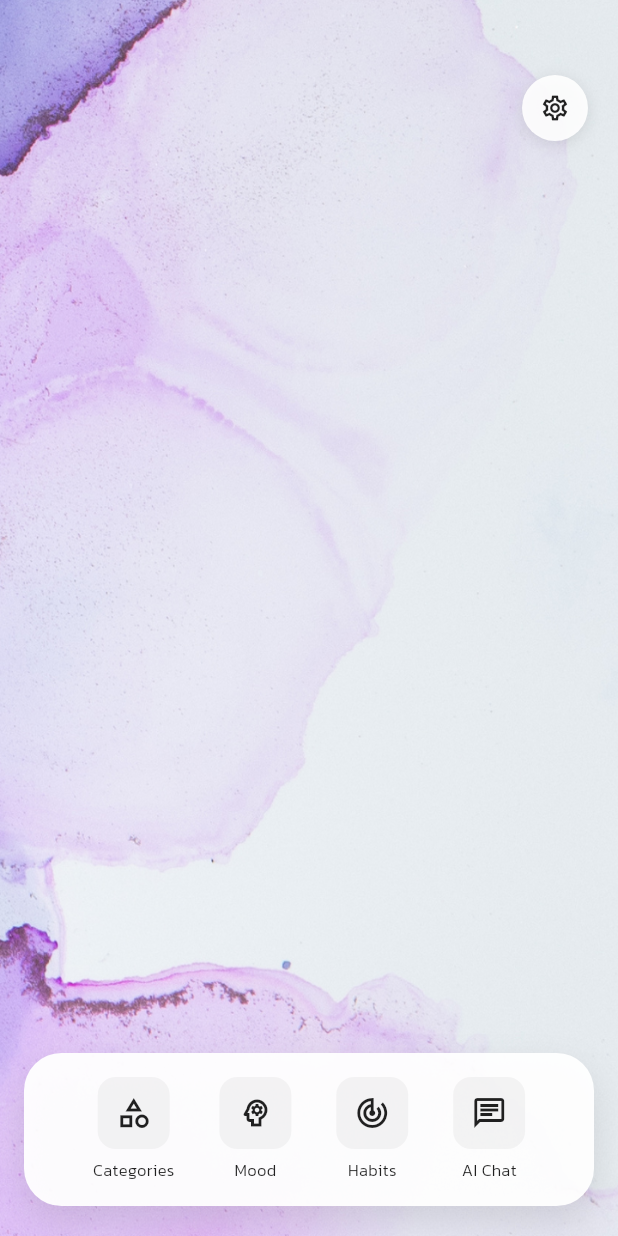
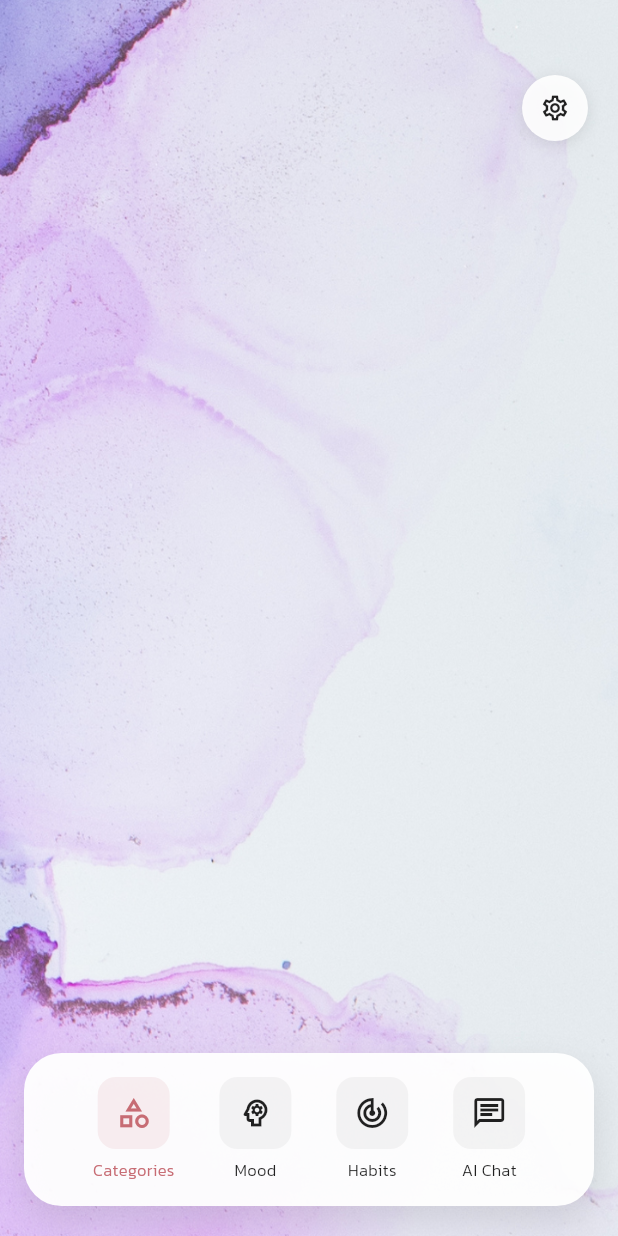
Before and after one commit to dantechu/phraser, a Flutter app: the PhraserViewScreen screen opened by its route, after a tap on the "close" icon, on a phone screen of 412 x 824 dp. Run offline on Flutter 3.47's test engine with Material 3 defaults, Android fonts, the phone set to English and light mode, and no system bars; drawn by our look-alikes of carousel_slider; our stand-ins replace cached_network_image, cloud_firestore, device_info_plus, dio, firebase_analytics, firebase_core and 24 more; missing offline and left inert: colorful_safe_area, flutter_email_sender, in_app_purchase_android, in_app_purchase_storekit, modal_progress_hud_alt, rate_my_app and 1 more; accounts and stored records are empty; generated files the repository leaves out were written again; network calls fail.

Commit message:
Phraser screen updated

```diff
--- a/phraser/lib/screens/phraser_view.dart
+++ b/phraser/lib/screens/phraser_view.dart
@@ -29,12 +29,28 @@ class PhraserViewScreen extends StatefulWidget {
 class _PhraserViewScreenState extends State<PhraserViewScreen> {
   final CarouselController _carouselController = CarouselController();
   final _phraserViewModel = Get.put(PhraserViewModel());
+  String selectedTab = 'Categories';
 
   @override
   void initState() {
     super.initState();
     _phraserViewModel.themePosition = Preferences.instance.textThemePosition;
+    selectedTab = Preferences.instance.selectedNavigationTab;
     AdsHelper.loadAdmobBannerAd();
+
+    // Restore the last selected tab content after the widget is built
+    WidgetsBinding.instance.addPostFrameCallback((_) {
+      _restoreSelectedTabContent();
+    });
+  }
+
+  void _restoreSelectedTabContent() {
+    // This method handles restoring the content based on the selected tab
+    // For now, we just ensure the selected state is properly set
+    // The actual content restoration happens when user navigates
+    setState(() {
+      // Trigger a rebuild to show the correct selected state
+    });
   }
 
   @override
@@ -251,7 +267,10 @@ class _PhraserViewScreenState extends State<PhraserViewScreen> {
     required IconData icon,
     required String label,
     required VoidCallback onTap,
+    bool isSelected = false,
   }) {
+    final bool isSelectedTab = selectedTab == label;
+
     return GestureDetector(
       onTap: onTap,
       child: Column(
@@ -260,22 +279,22 @@ class _PhraserViewScreenState extends State<PhraserViewScreen> {
           Container(
             padding: const EdgeInsets.all(12),
             decoration: BoxDecoration(
-              color: Colors.grey.withOpacity(0.1),
+              color: isSelectedTab ? Theme.of(context).primaryColor.withOpacity(0.1) : Colors.grey.withOpacity(0.1),
               borderRadius: BorderRadius.circular(12),
             ),
             child: Icon(
               icon,
               size: 24,
-              color: Colors.black87,
+              color: isSelectedTab ? Theme.of(context).primaryColor : Colors.black87,
             ),
           ),
           const SizedBox(height: 6),
           Text(
             label,
-            style: const TextStyle(
+            style: TextStyle(
               fontSize: 11,
               fontWeight: FontWeight.w500,
-              color: Colors.black87,
+              color: isSelectedTab ? Theme.of(context).primaryColor : Colors.black87,
             ),
           ),
         ],
@@ -283,8 +302,17 @@ class _PhraserViewScreenState extends State<PhraserViewScreen> {
     );
   }
 
+  // Helper method to handle tab selection
+  void _selectTab(String tabName) {
+    setState(() {
+      selectedTab = tabName;
+    });
+    Preferences.instance.selectedNavigationTab = tabName;
+  }
+
   // Navigation Methods
   void _navigateToCategories() {
+    _selectTab('Categories');
     Navigator.push(
       context,
       MaterialPageRoute(builder: (context) => CategoriesListScreen()),
@@ -296,6 +324,7 @@ class _PhraserViewScreenState extends State<PhraserViewScreen> {
   }
 
   void _navigateToMoodQuotes() {
+    _selectTab('Mood');
     Navigator.push(
       context,
       MaterialPageRoute(builder: (context) => const MoodQuotesScreen()),
@@ -303,6 +332,7 @@ class _PhraserViewScreenState extends State<PhraserViewScreen> {
   }
 
   void _navigateToHabits() {
+    _selectTab('Habits');
     Navigator.push(
       context,
       MaterialPageRoute(builder: (context) => const HabitBuilderScreen()),
--- a/phraser/lib/util/preferences.dart
+++ b/phraser/lib/util/preferences.dart
@@ -21,6 +21,7 @@ class Preferences {
   final String _premiumAppKey = 'premium_app';
   final String _customNotificationsKey = 'custom_notifications';
   final String _selectedRegionKey = 'selected_region';
+  final String _selectedNavigationTabKey = 'selected_navigation_tab';
 
   //init function to initialized sharedPreferences in main function
   Future<void> init() async {
@@ -62,6 +63,10 @@ class Preferences {
     }
   }
 
+  set selectedNavigationTab(String tabName) {
+    _preferences!.setString(_selectedNavigationTabKey, tabName);
+  }
+
   bool get isCategoriesPresent {
     return _preferences!.getBool(_categoriesKey) ?? false;
   }
@@ -92,6 +97,10 @@ class Preferences {
 
   String? get selectedRegion {
     return _preferences!.getString(_selectedRegionKey);
+  }
+
+  String get selectedNavigationTab {
+    return _preferences!.getString(_selectedNavigationTabKey) ?? 'Categories';
   }
 
   Map<String, dynamic> defaultCustomNotificationsData = {
```
